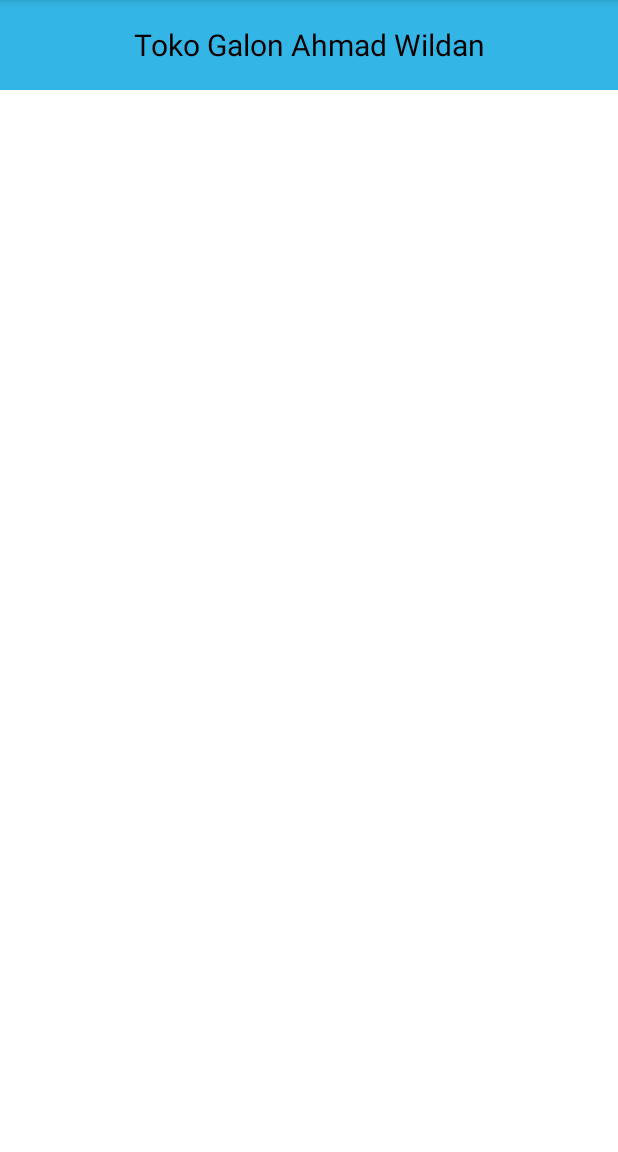
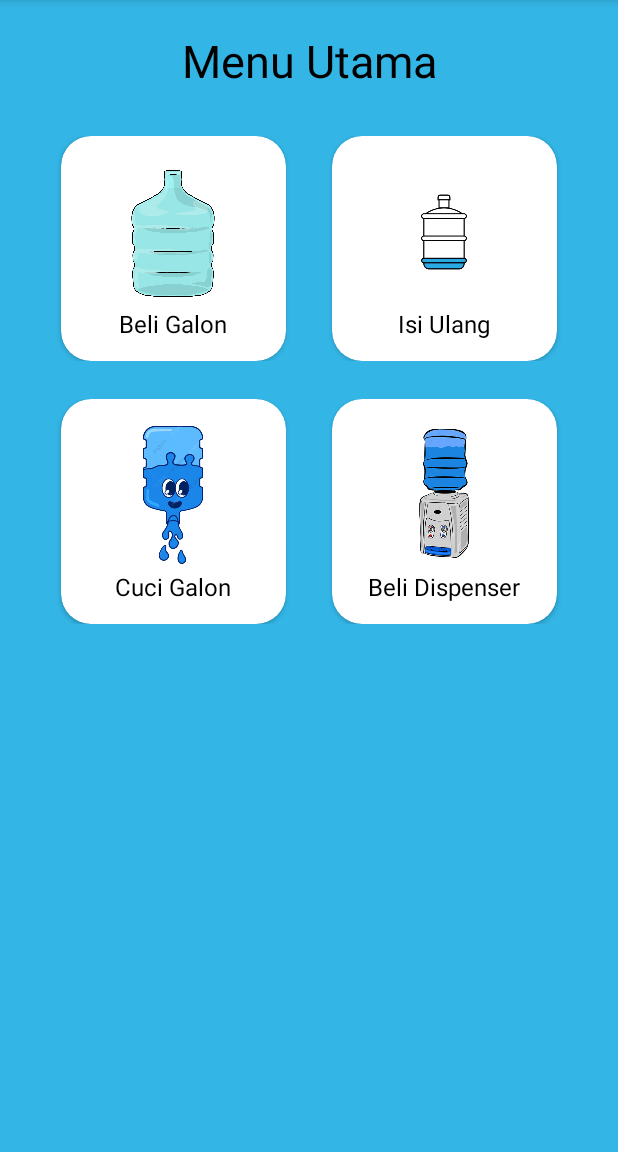
Before and after one commit to Masdikaa/toko-galon-wildan, an Android app: the MenuActivity screen opened directly, with no data from a screen before it, on a phone screen of 412 x 824 dp, the part 84-1236 px from its top. Run offline under Robolectric (Android 15) with nearby library versions, the phone set to English and light mode, and no system bars.

Commit message:
Menu Utama galon kematian membasahimu

```diff
--- a/app/src/main/java/com/masdika/tokogalonkematian/SplashScreen.kt
+++ b/app/src/main/java/com/masdika/tokogalonkematian/SplashScreen.kt
@@ -19,7 +19,7 @@ class SplashScreen : AppCompatActivity() {
 
         binding.iv.alpha = 0f
         binding.iv.animate().setDuration(1500).alpha(1f).withEndAction {
-            startActivity(Intent(this, MainActivity::class.java))
+            startActivity(Intent(this, MenuActivity::class.java))
             overridePendingTransition(android.R.anim.fade_in, android.R.anim.fade_out)
             finish()
         }
--- a/app/src/main/res/layout/activity_menu.xml
+++ b/app/src/main/res/layout/activity_menu.xml
@@ -4,25 +4,166 @@
     xmlns:tools="http://schemas.android.com/tools"
     android:layout_width="match_parent"
     android:layout_height="match_parent"
-    android:background="@color/white"
-    tools:context=".MenuActivity"
+    android:background="@android:color/holo_blue_light"
+    android:gravity="center_horizontal"
     android:orientation="vertical"
-    android:gravity="center_horizontal">
+    tools:context=".MenuActivity">
 
-<!--    AppBar-->
     <LinearLayout
         android:layout_width="match_parent"
-        android:layout_height="60dp"
-        android:gravity="center_vertical"
-        android:background="@android:color/holo_blue_light">
+        android:layout_height="wrap_content"
+        android:orientation="vertical"
+        android:paddingBottom="20sp">
 
         <TextView
             android:layout_width="match_parent"
             android:layout_height="wrap_content"
-            android:text="Toko Galon Ahmad Wildan"
-            android:textSize="20sp"
+            android:layout_marginTop="20dp"
+            android:fontFamily="sans-serif"
+            android:text="Menu Utama"
+            android:textAlignment="center"
             android:textColor="@color/black"
-            android:textAlignment="center"/>
+            android:textSize="30sp" />
+
+        <LinearLayout
+            android:layout_width="match_parent"
+            android:layout_height="wrap_content"
+            android:layout_marginTop="30dp"
+            android:gravity="center_horizontal"
+            android:orientation="horizontal">
+
+            <androidx.cardview.widget.CardView
+                android:layout_width="150dp"
+                android:layout_height="150dp"
+                android:layout_marginEnd="15dp"
+                android:background="@android:color/darker_gray"
+                app:cardCornerRadius="20dp">
+
+                <LinearLayout
+                    android:layout_width="match_parent"
+                    android:layout_height="match_parent"
+                    android:gravity="center"
+                    android:orientation="vertical">
+
+                    <ImageView
+                        android:layout_width="100dp"
+                        android:layout_height="100dp"
+                        android:src="@drawable/galon_1" />
+
+                    <TextView
+                        android:layout_width="match_parent"
+                        android:layout_height="wrap_content"
+                        android:text="Beli Galon"
+                        android:textAlignment="center"
+                        android:textColor="@color/black"
+                        android:textSize="16sp" />
+
+                </LinearLayout>
+
+            </androidx.cardview.widget.CardView>
+
+            <androidx.cardview.widget.CardView
+                android:layout_width="150dp"
+                android:layout_height="150dp"
+                android:layout_marginStart="15dp"
+                android:background="@android:color/darker_gray"
+                app:cardCornerRadius="20dp">
+
+                <LinearLayout
+                    android:layout_width="match_parent"
+                    android:layout_height="match_parent"
+                    android:gravity="center"
+                    android:orientation="vertical">
+
+                    <ImageView
+                        android:layout_width="100dp"
+                        android:layout_height="100dp"
+                        android:scaleType="fitCenter"
+                        android:src="@drawable/galon_3" />
+
+                    <TextView
+                        android:layout_width="match_parent"
+                        android:layout_height="wrap_content"
+                        android:text="Isi Ulang"
+                        android:textAlignment="center"
+                        android:textColor="@color/black"
+                        android:textSize="16sp" />
+
+                </LinearLayout>
+
+            </androidx.cardview.widget.CardView>
+
+        </LinearLayout>
+
+        <LinearLayout
+            android:layout_width="match_parent"
+            android:layout_height="wrap_content"
+            android:layout_marginTop="25dp"
+            android:gravity="center_horizontal"
+            android:orientation="horizontal">
+
+            <androidx.cardview.widget.CardView
+                android:layout_width="150dp"
+                android:layout_height="150dp"
+                android:layout_marginEnd="15dp"
+                android:background="@android:color/darker_gray"
+                app:cardCornerRadius="20dp">
+
+                <LinearLayout
+                    android:layout_width="match_parent"
+                    android:layout_height="match_parent"
+                    android:gravity="center"
+                    android:orientation="vertical">
+
+                    <ImageView
+                        android:layout_width="100dp"
+                        android:layout_height="100dp"
+                        android:src="@drawable/galon_2" />
+
+                    <TextView
+                        android:layout_width="match_parent"
+                        android:layout_height="wrap_content"
+                        android:text="Cuci Galon"
+                        android:textAlignment="center"
+                        android:textColor="@color/black"
+                        android:textSize="16sp" />
+
+                </LinearLayout>
+
+            </androidx.cardview.widget.CardView>
+
+            <androidx.cardview.widget.CardView
+                android:layout_width="150dp"
+                android:layout_height="150dp"
+                android:layout_marginStart="15dp"
+                android:background="@android:color/darker_gray"
+                app:cardCornerRadius="20dp">
+
+                <LinearLayout
+                    android:layout_width="match_parent"
+                    android:layout_height="match_parent"
+                    android:gravity="center"
+                    android:orientation="vertical">
+
+                    <ImageView
+                        android:layout_width="100dp"
+                        android:layout_height="100dp"
+                        android:scaleType="fitCenter"
+                        android:src="@drawable/galon_4" />
+
+                    <TextView
+                        android:layout_width="match_parent"
+                        android:layout_height="wrap_content"
+                        android:text="Beli Dispenser"
+                        android:textAlignment="center"
+                        android:textColor="@color/black"
+                        android:textSize="16sp" />
+
+                </LinearLayout>
+
+            </androidx.cardview.widget.CardView>
+
+        </LinearLayout>
 
     </LinearLayout>
 
```
Also changed, not shown: app/src/main/res/drawable/galon_1.png (added), app/src/main/res/drawable/galon_2.png (added), app/src/main/res/drawable/galon_3.png (added), app/src/main/res/drawable/galon_4.png (added).
